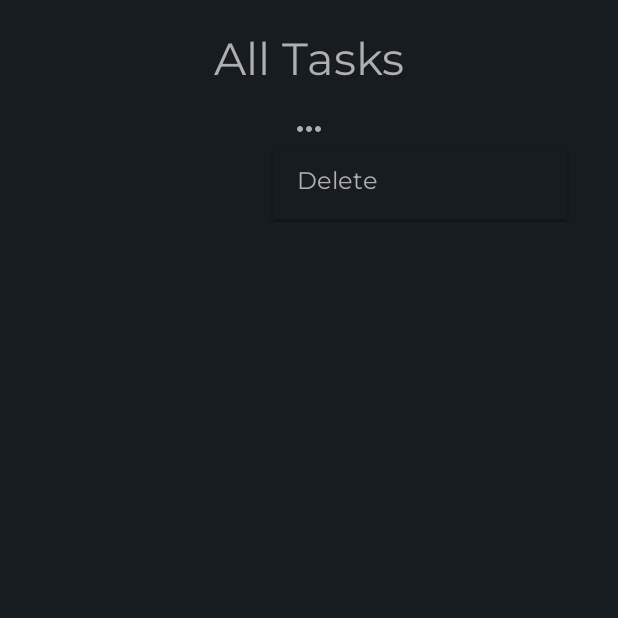
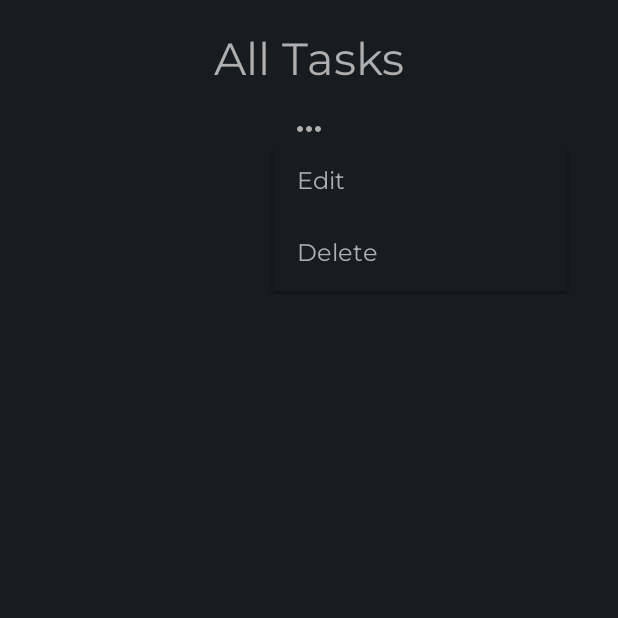
Before and after one commit to HiramAle/Remedy, an Android app: the TaskGroup screen opened through its navigation route, after a tap on an icon or button, on a phone screen of 412 x 824 dp, the top half of it. Run offline under Robolectric (Android 15) with nearby library versions, the phone set to English and light mode, and no system bars.

Commit message:
Added Edit GroupTask

```diff
--- a/app/src/main/java/com/example/remedy/DataBase/DataBaseUtilities.java
+++ b/app/src/main/java/com/example/remedy/DataBase/DataBaseUtilities.java
@@ -14,6 +14,8 @@ public class DataBaseUtilities {
     public static final String dbTask_Reminder = "taskReminder";
     public static final String dbTask_Status = "taskStatus";
     public static  final String dbTask_TaskGroupId = "taskGroupId";
+    public static  final String dbTask_ContactName = "contactName";
+    public static  final String dbTask_ContactNumber = "contactNumber";
     //DataBase task table
     public static final String dbCreateTaskTable = "CREATE TABLE task(" +
             "idTask INTEGER PRIMARY KEY   AUTOINCREMENT, " +
@@ -23,7 +25,9 @@ public class DataBaseUtilities {
             "time TEXT , " +
             "reminder INTEGER, " +
             "status INTEGER DEFAULT 1, " +
-            "taskGroupId INTEGER)";
+            "taskGroupId INTEGER, " +
+            "contactName TEXT, " +
+            "contactNumber TEXT)";
 
     //TaskGroup table name
     public static final String dbTaskGroupTable = "taskGroup";
--- a/app/src/main/java/com/example/remedy/DialogNewTask.java
+++ b/app/src/main/java/com/example/remedy/DialogNewTask.java
@@ -54,7 +54,7 @@ public class DialogNewTask extends BottomSheetDialogFragment {
         getTime(view);
         getReminder(view);
 
-        Button btnAdd = view.findViewById(R.id.submitDatabase);
+        ImageButton btnAdd = view.findViewById(R.id.submitDatabase);
         btnAdd.setOnClickListener(new View.OnClickListener() {
             @Override
             public void onClick(View v) {
--- a/app/src/main/java/com/example/remedy/Home.java
+++ b/app/src/main/java/com/example/remedy/Home.java
@@ -50,7 +50,7 @@ public class Home extends Fragment {
     }
 
     @Override
-    public void onViewCreated(@NonNull View view, @Nullable Bundle savedInstanceState) {
+    public void onViewCreated(View view,Bundle savedInstanceState) {
         super.onViewCreated(view, savedInstanceState);
 
         final NavController navController = Navigation.findNavController(view);
@@ -58,7 +58,7 @@ public class Home extends Fragment {
         FloatingActionButton btnSettings = view.findViewById(R.id.fabSettings);
         FloatingActionButton btnAddGroupTask = view.findViewById(R.id.fabAddGroup);
         FloatingActionButton btnAllTask = view.findViewById(R.id.fabAllTask);
-        FloatingActionButton btnDialog = view.findViewById(R.id.fabHistory);
+        FloatingActionButton btnHistory = view.findViewById(R.id.fabHistory);
 
         btnSettings.setOnClickListener(new View.OnClickListener(){
             @Override
@@ -72,6 +72,9 @@ public class Home extends Fragment {
         btnAddGroupTask.setOnClickListener(new View.OnClickListener() {
             @Override
             public void onClick(View v) {
+                Bundle bundle = new Bundle();
+                bundle.putInt("idCase",0);
+                bundle.putString("nameCase","Add");
                 navController.navigate(R.id.action_Home_to_dialogNewTaskGroup);
             }
         });
@@ -80,15 +83,18 @@ public class Home extends Fragment {
             public void onClick(View v) {
                 TaskGroupModel all = new TaskGroupModel();
                 all.setIdTaskGroup(0);
-                all.getTaskGroupName();
+                all.setTaskGroupName("All");
                 moveToTask(all);
             }
         });
 
-        btnDialog.setOnClickListener(new View.OnClickListener() {
+        btnHistory.setOnClickListener(new View.OnClickListener() {
             @Override
             public void onClick(View v) {
-
+                TaskGroupModel completed = new TaskGroupModel();
+                completed.setIdTaskGroup(0);
+                completed.setTaskGroupName("Completed");
+                moveToTask(completed);
             }
         });
 
--- a/app/src/main/res/drawable/edit_text_round.xml
+++ b/app/src/main/res/drawable/edit_text_round.xml
@@ -1,7 +1,7 @@
 <?xml version="1.0" encoding="utf-8"?>
 <shape xmlns:android="http://schemas.android.com/apk/res/android" >
 
-    <solid android:color="@color/white" />
+    <solid android:color="@color/greyIcon" />
 
 
     <corners
--- /dev/null
+++ b/app/src/main/res/drawable/ic_contact.xml
@@ -0,0 +1,5 @@
+<vector android:height="24dp" android:tint="#AFAFAF"
+    android:viewportHeight="24" android:viewportWidth="24"
+    android:width="24dp" xmlns:android="http://schemas.android.com/apk/res/android">
+    <path android:fillColor="@android:color/white" android:pathData="M3,5v14c0,1.1 0.89,2 2,2h14c1.1,0 2,-0.9 2,-2L21,5c0,-1.1 -0.9,-2 -2,-2L5,3c-1.11,0 -2,0.9 -2,2zM15,9c0,1.66 -1.34,3 -3,3s-3,-1.34 -3,-3 1.34,-3 3,-3 3,1.34 3,3zM6,17c0,-2 4,-3.1 6,-3.1s6,1.1 6,3.1v1L6,18v-1z"/>
+</vector>
--- /dev/null
+++ b/app/src/main/res/drawable/ic_save.xml
@@ -0,0 +1,5 @@
+<vector android:height="24dp" android:tint="@color/blackBackground"
+    android:viewportHeight="24" android:viewportWidth="24"
+    android:width="24dp" xmlns:android="http://schemas.android.com/apk/res/android">
+    <path android:fillColor="@android:color/white" android:pathData="M17,3L5,3c-1.11,0 -2,0.9 -2,2v14c0,1.1 0.89,2 2,2h14c1.1,0 2,-0.9 2,-2L21,7l-4,-4zM12,19c-1.66,0 -3,-1.34 -3,-3s1.34,-3 3,-3 3,1.34 3,3 -1.34,3 -3,3zM15,9L5,9L5,5h10v4z"/>
+</vector>
--- a/app/src/main/res/menu/group_task_menu.xml
+++ b/app/src/main/res/menu/group_task_menu.xml
@@ -2,8 +2,10 @@
 <menu xmlns:android="http://schemas.android.com/apk/res/android" >
 
     <item
+        android:id="@+id/menuEditGroup"
+        android:title="Edit"/>
+    <item
         android:id="@+id/menuDeleteGroup"
         android:title="Delete"/>
 
-
 </menu>
--- a/app/src/main/res/navigation/navhost.xml
+++ b/app/src/main/res/navigation/navhost.xml
@@ -42,24 +42,13 @@
             android:id="@+id/action_taskGroup_to_Home"
             app:destination="@id/Home" />
         <action
-            android:id="@+id/action_taskGroup_to_newTaskForm"
-            app:destination="@id/newTaskForm"
-            app:popUpToInclusive="false" />
-        <action
             android:id="@+id/action_taskGroup_to_dialogNewTask"
             app:destination="@id/dialogNewTask" />
+        <action
+            android:id="@+id/action_taskGroup_to_dialogNewTaskGroup"
+            app:destination="@id/dialogNewTaskGroup" />
     </fragment>
-    <fragment
-        android:id="@+id/newTaskForm"
-        android:name="com.example.remedy.NewTaskForm"
-        android:label="fragment_new_task_form"
-        tools:layout="@layout/fragment_new_task_form" >
-        <action
-            android:id="@+id/action_newTaskForm_to_taskGroup"
-            app:destination="@id/taskGroup"
-            app:popUpTo="@id/taskGroup"
-            app:popUpToInclusive="true" />
-    </fragment>
+
     <dialog
         android:id="@+id/dialogNewTaskGroup"
         android:name="com.example.remedy.DialogNewTaskGroup"
@@ -67,6 +56,11 @@
         <action
             android:id="@+id/action_dialogNewTaskGroup_to_Home"
             app:destination="@id/Home" />
+        <action
+            android:id="@+id/action_dialogNewTaskGroup_to_taskGroup"
+            app:destination="@id/taskGroup"
+            app:popUpTo="@id/taskGroup"
+            app:popUpToInclusive="true" />
     </dialog>
     <dialog
         android:id="@+id/dialogNewTask"
@@ -74,6 +68,8 @@
         android:label="DialogNewTask" >
         <action
             android:id="@+id/action_dialogNewTask_to_taskGroup"
-            app:destination="@id/taskGroup" />
+            app:destination="@id/taskGroup"
+            app:popUpTo="@id/taskGroup"
+            app:popUpToInclusive="true" />
     </dialog>
 </navigation>
--- a/app/src/main/res/values/styles.xml
+++ b/app/src/main/res/values/styles.xml
@@ -1,6 +1,6 @@
 <?xml version="1.0" encoding="utf-8"?>
 <resources>
-    <style name="AlertDialogCustom" parent="android:Theme.Material.Light.Dialog.Alert">
+    <style name="AlertDialogCustom">
         <item name="android:textColorPrimary">@color/greyIcon</item>
         <item name="android:background">@color/blackBackground</item>
         <item name="buttonBarNegativeButtonStyle">@style/NegativeButtonStyle</item>
```
Also changed, not shown: app/src/main/java/com/example/remedy/DialogNewTaskGroup.java (+42 -2 lines), app/src/main/java/com/example/remedy/TaskGroup.java (+92 -15 lines), app/src/main/res/layout/dialog_new_task.xml (+46 -9 lines), app/src/main/res/layout/dialog_new_taskgroup.xml (+13 -8 lines).
